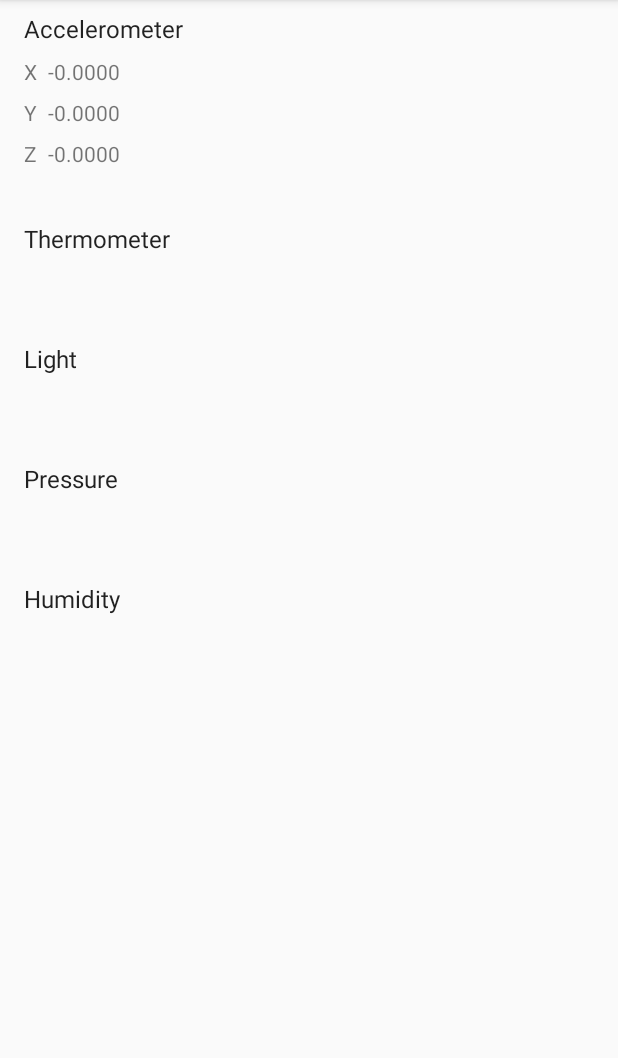
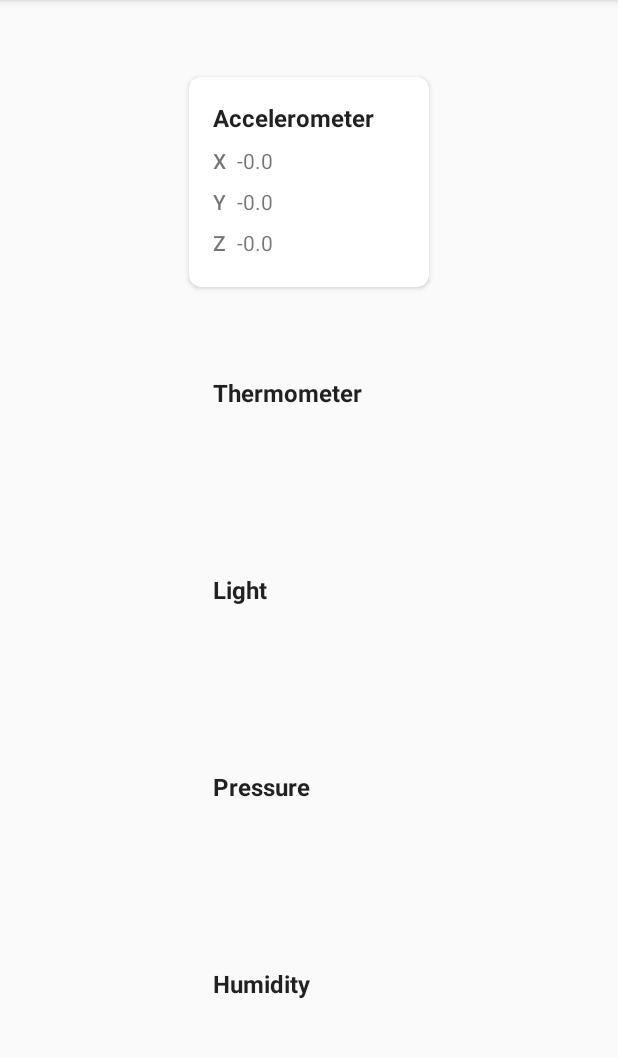
Before and after one commit to Original-heapsters/SpeedySensors, an Android app: the MainFragment screen opened through its navigation route, on a phone screen of 412 x 824 dp, the part 84-1142 px from its top. Run offline under Robolectric (Android 15) with nearby library versions, the phone set to English and light mode, and no system bars; our stand-ins replace navigation-ui; libraries missing offline, so code that uses them is left out: com.github.nkzawa.socketio.

Commit message:
Layout adjustments

```diff
--- a/Android/app/src/main/res/layout/fragment_accelerometer.xml
+++ b/Android/app/src/main/res/layout/fragment_accelerometer.xml
@@ -1,19 +1,28 @@
 <?xml version="1.0" encoding="utf-8"?>
-<androidx.constraintlayout.widget.ConstraintLayout xmlns:android="http://schemas.android.com/apk/res/android"
+<androidx.cardview.widget.CardView xmlns:android="http://schemas.android.com/apk/res/android"
     xmlns:app="http://schemas.android.com/apk/res-auto"
     xmlns:tools="http://schemas.android.com/tools"
+    android:layout_width="wrap_content"
+    android:layout_height="wrap_content"
+    app:contentPaddingTop="8dp"
+    app:contentPaddingLeft="16dp"
+    app:contentPaddingRight="16dp"
+    app:contentPaddingBottom="16dp"
+    app:cardCornerRadius="8dp"
+    tools:context=".ui.fragments.AccelerometerFragment">
+
+<androidx.constraintlayout.widget.ConstraintLayout
     android:layout_width="match_parent"
-    android:layout_height="match_parent"
-    tools:context=".ui.fragments.AccelerometerFragment">
+    android:layout_height="match_parent">
 
     <TextView
         android:id="@+id/textViewTitle"
         style="@style/TextAppearance.AppCompat.Subhead"
         android:layout_width="wrap_content"
         android:layout_height="wrap_content"
-        android:layout_marginStart="16dp"
         android:layout_marginTop="8dp"
         android:text="@string/accelerometer"
+        android:textStyle="bold"
         app:layout_constraintStart_toStartOf="parent"
         app:layout_constraintTop_toTopOf="parent" />
 
@@ -22,7 +31,7 @@
         android:layout_width="wrap_content"
         android:layout_height="wrap_content"
         android:layout_marginTop="8dp"
-        android:text="0.0000"
+        android:text="0.0"
         app:layout_constraintStart_toEndOf="@+id/textViewNegativeX"
         app:layout_constraintTop_toBottomOf="@+id/textViewTitle" />
 
@@ -31,7 +40,7 @@
         android:layout_width="wrap_content"
         android:layout_height="wrap_content"
         android:layout_marginTop="8dp"
-        android:text="0.0000"
+        android:text="0.0"
         app:layout_constraintStart_toEndOf="@+id/textViewNegativeY"
         app:layout_constraintTop_toBottomOf="@+id/textViewXValue" />
 
@@ -40,7 +49,7 @@
         android:layout_width="wrap_content"
         android:layout_height="wrap_content"
         android:layout_marginTop="8dp"
-        android:text="0.0000"
+        android:text="0.0"
         app:layout_constraintStart_toEndOf="@+id/textViewNegativeZ"
         app:layout_constraintTop_toBottomOf="@+id/textViewYValue" />
 
@@ -75,9 +84,9 @@
         android:id="@+id/textViewXLabel"
         android:layout_width="16dp"
         android:layout_height="wrap_content"
-        android:layout_marginStart="16dp"
         android:layout_marginTop="8dp"
         android:text="X"
+        android:fontFamily="sans-serif-medium"
         app:layout_constraintStart_toStartOf="parent"
         app:layout_constraintTop_toBottomOf="@+id/textViewTitle" />
 
@@ -85,9 +94,9 @@
         android:id="@+id/textViewYLabel"
         android:layout_width="16dp"
         android:layout_height="wrap_content"
-        android:layout_marginStart="16dp"
         android:layout_marginTop="8dp"
         android:text="Y"
+        android:fontFamily="sans-serif-medium"
         app:layout_constraintStart_toStartOf="parent"
         app:layout_constraintTop_toBottomOf="@+id/textViewXLabel" />
 
@@ -95,10 +104,11 @@
         android:id="@+id/textViewZLabel"
         android:layout_width="16dp"
         android:layout_height="wrap_content"
-        android:layout_marginStart="16dp"
         android:layout_marginTop="8dp"
         android:text="Z"
+        android:fontFamily="sans-serif-medium"
         app:layout_constraintStart_toStartOf="parent"
         app:layout_constraintTop_toBottomOf="@+id/textViewYLabel" />
 
 </androidx.constraintlayout.widget.ConstraintLayout>
+</androidx.cardview.widget.CardView>
--- a/Android/app/src/main/res/layout/fragment_humidity_sensor.xml
+++ b/Android/app/src/main/res/layout/fragment_humidity_sensor.xml
@@ -14,6 +14,7 @@
         android:layout_marginStart="16dp"
         android:layout_marginTop="8dp"
         android:text="@string/humidity"
+        android:textStyle="bold"
         app:layout_constraintStart_toStartOf="parent"
         app:layout_constraintTop_toTopOf="parent" />
 
--- a/Android/app/src/main/res/layout/fragment_light_sensor.xml
+++ b/Android/app/src/main/res/layout/fragment_light_sensor.xml
@@ -14,6 +14,7 @@
         android:layout_marginStart="16dp"
         android:layout_marginTop="8dp"
         android:text="@string/light"
+        android:textStyle="bold"
         app:layout_constraintStart_toStartOf="parent"
         app:layout_constraintTop_toTopOf="parent" />
 
--- a/Android/app/src/main/res/layout/fragment_main.xml
+++ b/Android/app/src/main/res/layout/fragment_main.xml
@@ -12,6 +12,9 @@
         android:name="com.space.speedysensors.ui.fragments.AccelerometerFragment"
         android:layout_width="160dp"
         android:layout_height="140dp"
+        app:layout_constraintBottom_toTopOf="@+id/fragmentTemperatureSensor"
+        app:layout_constraintEnd_toEndOf="parent"
+        app:layout_constraintHorizontal_bias="0.5"
         app:layout_constraintStart_toStartOf="parent"
         app:layout_constraintTop_toTopOf="parent"
         tools:layout="@layout/fragment_accelerometer" />
@@ -21,6 +24,9 @@
         android:name="com.space.speedysensors.ui.fragments.TemperatureFragment"
         android:layout_width="160dp"
         android:layout_height="80dp"
+        app:layout_constraintBottom_toTopOf="@+id/fragmentLightSensor"
+        app:layout_constraintEnd_toEndOf="parent"
+        app:layout_constraintHorizontal_bias="0.5"
         app:layout_constraintStart_toStartOf="parent"
         app:layout_constraintTop_toBottomOf="@+id/fragmentAccelerometerSensor"
         tools:layout="@layout/fragment_temperature" />
@@ -30,6 +36,9 @@
         android:name="com.space.speedysensors.ui.fragments.LightSensorFragment"
         android:layout_width="160dp"
         android:layout_height="80dp"
+        app:layout_constraintBottom_toTopOf="@+id/fragmentPressureSensor"
+        app:layout_constraintEnd_toEndOf="parent"
+        app:layout_constraintHorizontal_bias="0.5"
         app:layout_constraintStart_toStartOf="parent"
         app:layout_constraintTop_toBottomOf="@+id/fragmentTemperatureSensor"
         tools:layout="@layout/fragment_light_sensor" />
@@ -39,6 +48,9 @@
         android:name="com.space.speedysensors.ui.fragments.PressureSensorFragment"
         android:layout_width="160dp"
         android:layout_height="80dp"
+        app:layout_constraintBottom_toTopOf="@+id/fragmentHumiditySensor"
+        app:layout_constraintEnd_toEndOf="parent"
+        app:layout_constraintHorizontal_bias="0.5"
         app:layout_constraintStart_toStartOf="parent"
         app:layout_constraintTop_toBottomOf="@+id/fragmentLightSensor"
         tools:layout="@layout/fragment_pressure_sensor" />
@@ -48,6 +60,9 @@
         android:name="com.space.speedysensors.ui.fragments.HumiditySensorFragment"
         android:layout_width="160dp"
         android:layout_height="80dp"
+        app:layout_constraintBottom_toBottomOf="parent"
+        app:layout_constraintEnd_toEndOf="parent"
+        app:layout_constraintHorizontal_bias="0.5"
         app:layout_constraintStart_toStartOf="parent"
         app:layout_constraintTop_toBottomOf="@+id/fragmentPressureSensor"
         tools:layout="@layout/fragment_humidity_sensor" />
--- a/Android/app/src/main/res/layout/fragment_pressure_sensor.xml
+++ b/Android/app/src/main/res/layout/fragment_pressure_sensor.xml
@@ -14,6 +14,7 @@
         android:layout_marginStart="16dp"
         android:layout_marginTop="8dp"
         android:text="@string/pressure"
+        android:textStyle="bold"
         app:layout_constraintStart_toStartOf="parent"
         app:layout_constraintTop_toTopOf="parent" />
 
--- a/Android/app/src/main/res/layout/fragment_temperature.xml
+++ b/Android/app/src/main/res/layout/fragment_temperature.xml
@@ -14,6 +14,7 @@
         android:layout_marginStart="16dp"
         android:layout_marginTop="8dp"
         android:text="@string/thermometer"
+        android:textStyle="bold"
         app:layout_constraintStart_toStartOf="parent"
         app:layout_constraintTop_toTopOf="parent" />
 
@@ -22,9 +23,8 @@
         android:layout_width="wrap_content"
         android:layout_height="wrap_content"
         android:layout_marginTop="8dp"
-        tools:text="0°C"
-        app:layout_constraintEnd_toEndOf="@+id/textViewTitle"
         app:layout_constraintStart_toStartOf="@+id/textViewTitle"
-        app:layout_constraintTop_toBottomOf="@+id/textViewTitle" />
+        app:layout_constraintTop_toBottomOf="@+id/textViewTitle"
+        tools:text="0°C" />
 
 </androidx.constraintlayout.widget.ConstraintLayout>
```
